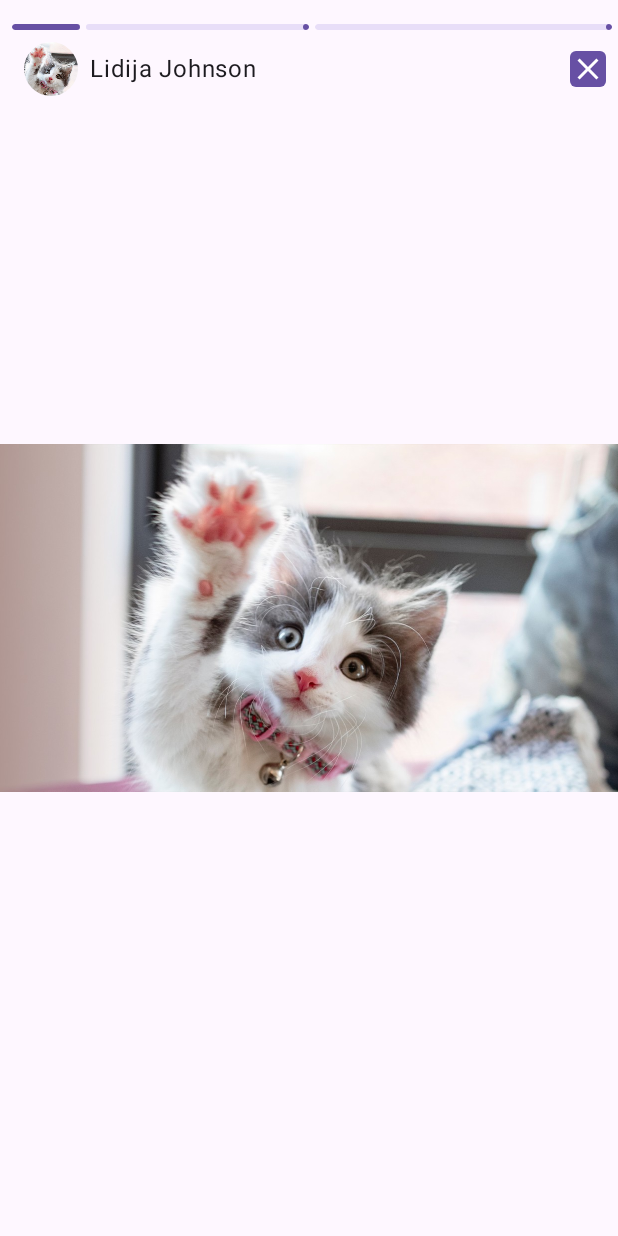
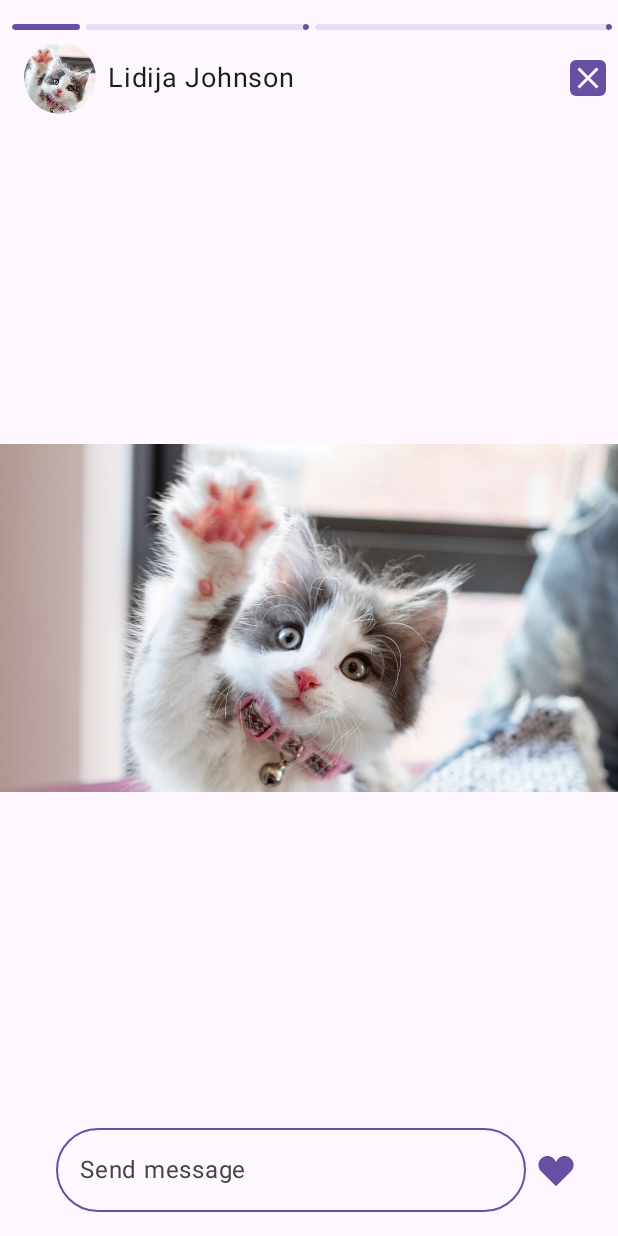
Before and after one commit to BojanVilic/Film, an Android app built with Jetpack Compose: the StoryScreen screen opened through its navigation route, on a phone screen of 412 x 824 dp. Run offline under Robolectric (Android 15) with nearby library versions, the phone set to English and light mode, and no system bars; our stand-ins replace Dagger/Hilt's generated code.

Commit message:
Alpha version

```diff
--- a/app/src/main/java/com/bojanvilic/film/ui/components/ChatComponents.kt
+++ b/app/src/main/java/com/bojanvilic/film/ui/components/ChatComponents.kt
@@ -132,9 +132,10 @@ fun ChatContent(
         state = listState
     ) {
         items(messageList.size) {
+
             MessageItem(
                 message = messageList[it],
-                attachProfilePhoto = it > 0 && !messageList[it-1].isUserSender && messageList[it].isUserSender.not(),
+                attachProfilePhoto = messageList[it].isUserSender.not(),
                 onMessageLiked = { messageId ->
                     onMessageLiked(messageId)
                 }
@@ -375,7 +376,8 @@ fun LeftSideMessagePreview() {
     AppTheme {
         MessageItem(
             message = previewMessageList[1],
-            onMessageLiked = {}
+            onMessageLiked = {},
+            attachProfilePhoto = true
         )
     }
 }
--- a/app/src/main/java/com/bojanvilic/film/ui/components/StoryComponents.kt
+++ b/app/src/main/java/com/bojanvilic/film/ui/components/StoryComponents.kt
@@ -1,3 +1,5 @@
+@file:OptIn(ExperimentalMaterial3Api::class)
+
 package com.bojanvilic.film.ui.components
 
 import androidx.compose.animation.core.LinearEasing
@@ -9,19 +11,21 @@ import androidx.compose.foundation.clickable
 import androidx.compose.foundation.layout.*
 import androidx.compose.foundation.shape.CircleShape
 import androidx.compose.foundation.shape.RoundedCornerShape
-import androidx.compose.material3.LinearProgressIndicator
-import androidx.compose.material3.MaterialTheme
-import androidx.compose.material3.Surface
-import androidx.compose.material3.Text
+import androidx.compose.foundation.text.KeyboardOptions
+import androidx.compose.material3.*
 import androidx.compose.runtime.Composable
 import androidx.compose.runtime.getValue
 import androidx.compose.ui.Alignment
 import androidx.compose.ui.Modifier
 import androidx.compose.ui.draw.clip
+import androidx.compose.ui.graphics.Color
+import androidx.compose.ui.graphics.ColorFilter
 import androidx.compose.ui.layout.ContentScale
 import androidx.compose.ui.res.painterResource
+import androidx.compose.ui.text.input.KeyboardCapitalization
 import androidx.compose.ui.tooling.preview.Preview
 import androidx.compose.ui.unit.dp
+import androidx.compose.ui.unit.sp
 import androidx.hilt.navigation.compose.hiltViewModel
 import com.bojanvilic.film.R
 import com.bojanvilic.film.theme.AppTheme
@@ -95,14 +99,15 @@ fun StoryContent(
                     contentScale = ContentScale.Crop,
                     modifier = Modifier
                         .padding(horizontal = 8.dp)
-                        .size(36.dp)
+                        .size(48.dp)
                         .clip(CircleShape)
                         .clickable {
                             onImageClicked()
                         }
                 )
                 Text(
-                    text = "Lidija Johnson"
+                    text = "Lidija Johnson",
+                    fontSize = 18.sp
                 )
                 Spacer(modifier = Modifier.weight(1f))
                 Image(
@@ -120,6 +125,32 @@ fun StoryContent(
             painter = painterResource(id = R.drawable.kitten),
             contentDescription = null
         )
+        Row(
+            modifier = Modifier.align(Alignment.BottomCenter),
+            verticalAlignment = Alignment.CenterVertically
+        ) {
+            OutlinedTextField(
+                modifier = Modifier
+                    .fillMaxWidth(0.8f)
+                    .padding(horizontal = 8.dp, vertical = 16.dp),
+                value = "",
+                placeholder = { Text(text = "Send message", color = Color.DarkGray) },
+                onValueChange = {  },
+                shape = CircleShape,
+                colors = TextFieldDefaults.outlinedTextFieldColors(
+                    focusedBorderColor = MaterialTheme.colorScheme.primary,
+                    unfocusedBorderColor = MaterialTheme.colorScheme.primary
+                ),
+                keyboardOptions = KeyboardOptions(capitalization = KeyboardCapitalization.Sentences)
+            )
+            Image(
+                modifier = Modifier
+                    .padding(vertical = 16.dp),
+                painter = painterResource(id = R.drawable.ic_heart),
+                contentDescription = null,
+                colorFilter = ColorFilter.tint(color = MaterialTheme.colorScheme.primary)
+            )
+        }
     }
 }
 
```
